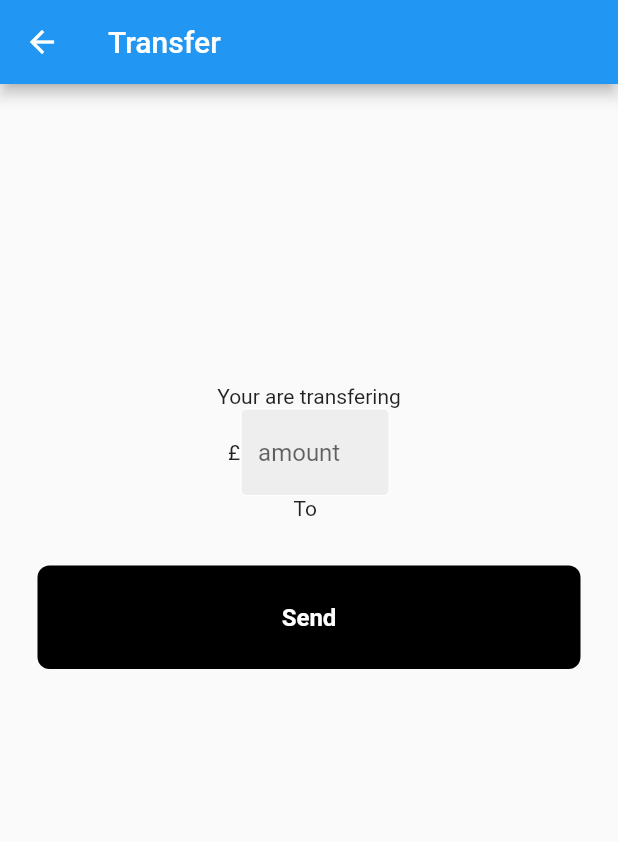
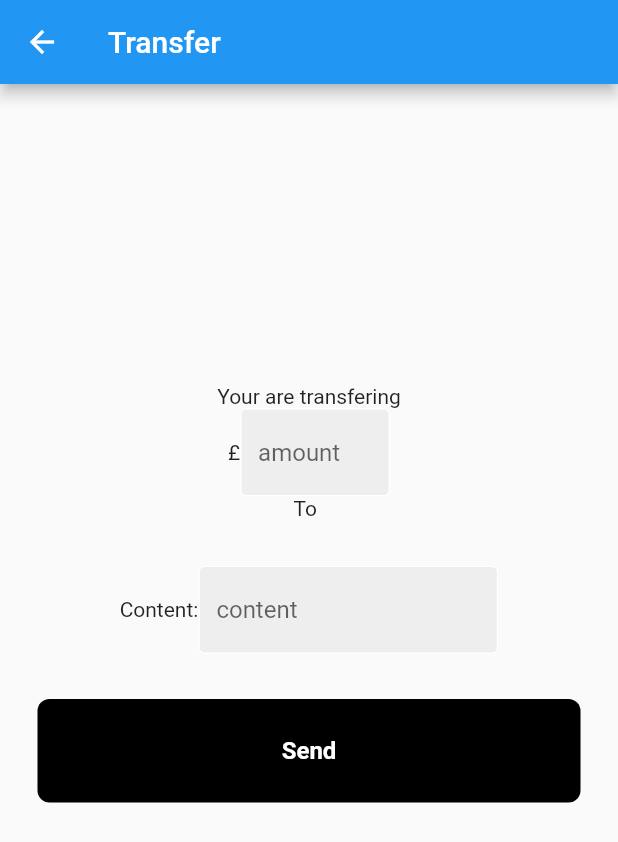
Before and after one commit to DucAnhLo/FlutterBankingApp, a Flutter app: the Transfer screen opened directly with empty values, after a tap on "Send", on a phone screen of 412 x 824 dp. Shown: the top 842 px of the screen. Run offline on Flutter 3.47's test engine with Material 2 defaults, Android fonts, the phone set to English and light mode, and no system bars; our stand-ins replace awesome_dialog, cloud_firestore, firebase_auth, firebase_core, flutter_spinkit and 1 more; missing offline and left inert: dart:ffi, flutter_barcode_scanner; accounts and stored records are empty.

Commit message:
Adding box to store content on transfer

```diff
--- a/lib/pages/transfer.dart
+++ b/lib/pages/transfer.dart
@@ -21,6 +21,7 @@ class Transfer extends StatefulWidget {
 
 class _TransferState extends State<Transfer> {
       int? amount;
+      String? content;
       Future<bool> makeTransfer() async {
         bool success = false;
         final user = FirebaseAuth.instance.currentUser!;
@@ -37,9 +38,9 @@ class _TransferState extends State<Transfer> {
           });
         } else {
           Transactions sender = await DatabaseService(uid: user.uid)
-            .saveTransferDetail(senderData, -1, "Mua Thit", amount!);
+            .saveTransferDetail(senderData, -1, content!, amount!);
           Transactions receiver = await DatabaseService(uid: receiverData.uid)
-            .saveTransferDetail(receiverData,1,"Ban Thit", amount!);
+            .saveTransferDetail(receiverData,1,content!, amount!);
 
           TransactionLink link = await DatabaseService(uid: user.uid)
             .saveTransferLinkDetail(sender.user_id, receiver.user_id, now);
@@ -164,6 +165,38 @@ class _TransferState extends State<Transfer> {
                 ],
               ),
               SizedBox(height: 30,),
+              Row(
+                mainAxisAlignment: MainAxisAlignment.center,
+                children: [
+                  Text("Content:"),
+                  Flexible(child: SizedBox(
+                    width: 200,
+                    child: TextFormField(
+                      onChanged: (value) {
+                        setState(() {
+                            try {
+                              content = value;
+                            } catch (e) {
+                              content ='';
+                            }
+                          });
+                      },
+                      decoration: InputDecoration(
+                        enabledBorder: OutlineInputBorder(
+                          borderSide: BorderSide(color: Colors.white)
+                        ),
+                        focusedBorder: OutlineInputBorder(
+                          borderSide: BorderSide(color: Colors.black)
+                        ),
+                        fillColor: Colors.grey.shade200,
+                        filled: true,
+                        hintText: 'content'
+                      ),
+                    ),
+                  ))
+                ],
+              ),
+              SizedBox(height: 30,),
               GestureDetector(
                       onTap: () async{
                         if(await makeTransfer()){
```
